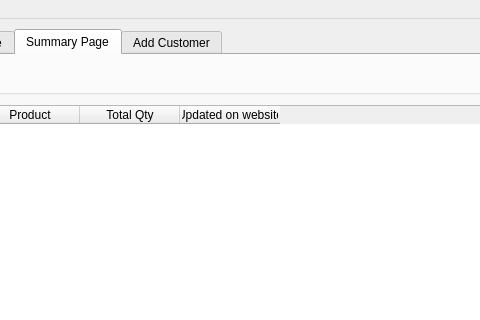
Above: ui.ui from Duinobot/phone-sales-recorder before the change; both pictures show x 163 to 643 and y 0 to 320 of the 798 by 654 pixel window. Below: the same form after it.
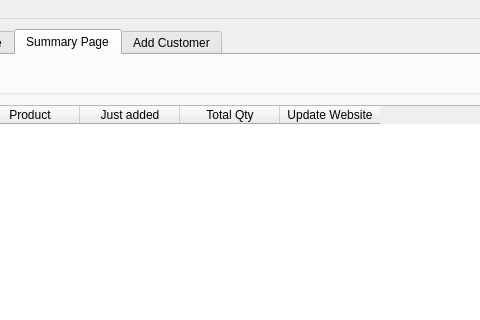
That is the form after the change. The open tabs and pages were chosen to show the change.

Commit message: fix bug and add just added column

What changed in the file:
```diff
--- a/ui.ui
+++ b/ui.ui
@@ -527,6 +527,11 @@
          <string>Product</string>
         </property>
        </column>
+       <column>
+        <property name="text">
+         <string>Just added</string>
+        </property>
+       </column>
        <column>
         <property name="text">
          <string>Total Qty</string>
@@ -534,7 +539,7 @@
        </column>
        <column>
         <property name="text">
-         <string>Updated on website</string>
+         <string>Update Website</string>
         </property>
        </column>
       </widget>
```
Left out of the diff: 2 changed lines with no effect on the pictures. The commit also changes 8 other files.
